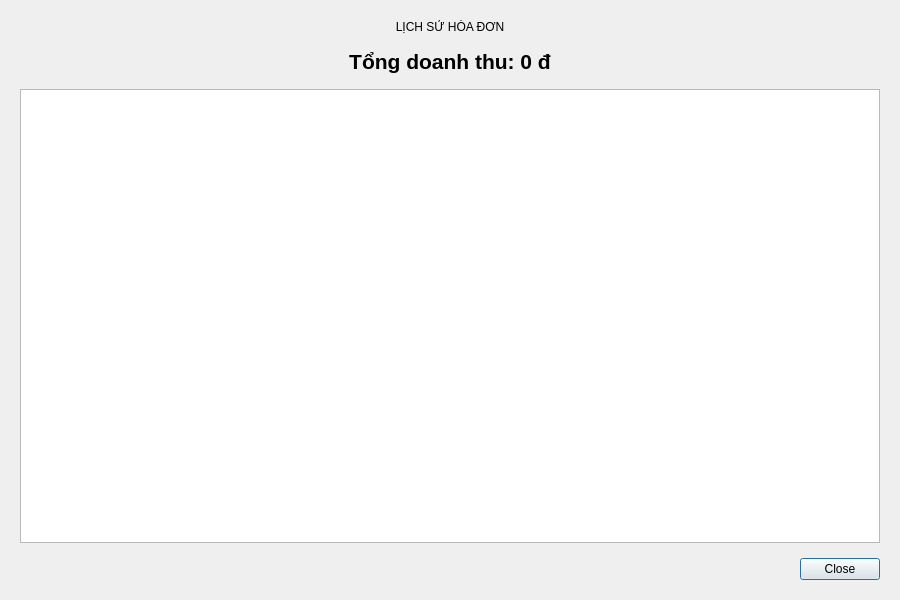
Old version of the form ThongKe.ui in the repository DuongNguyen0210/StoreProject.
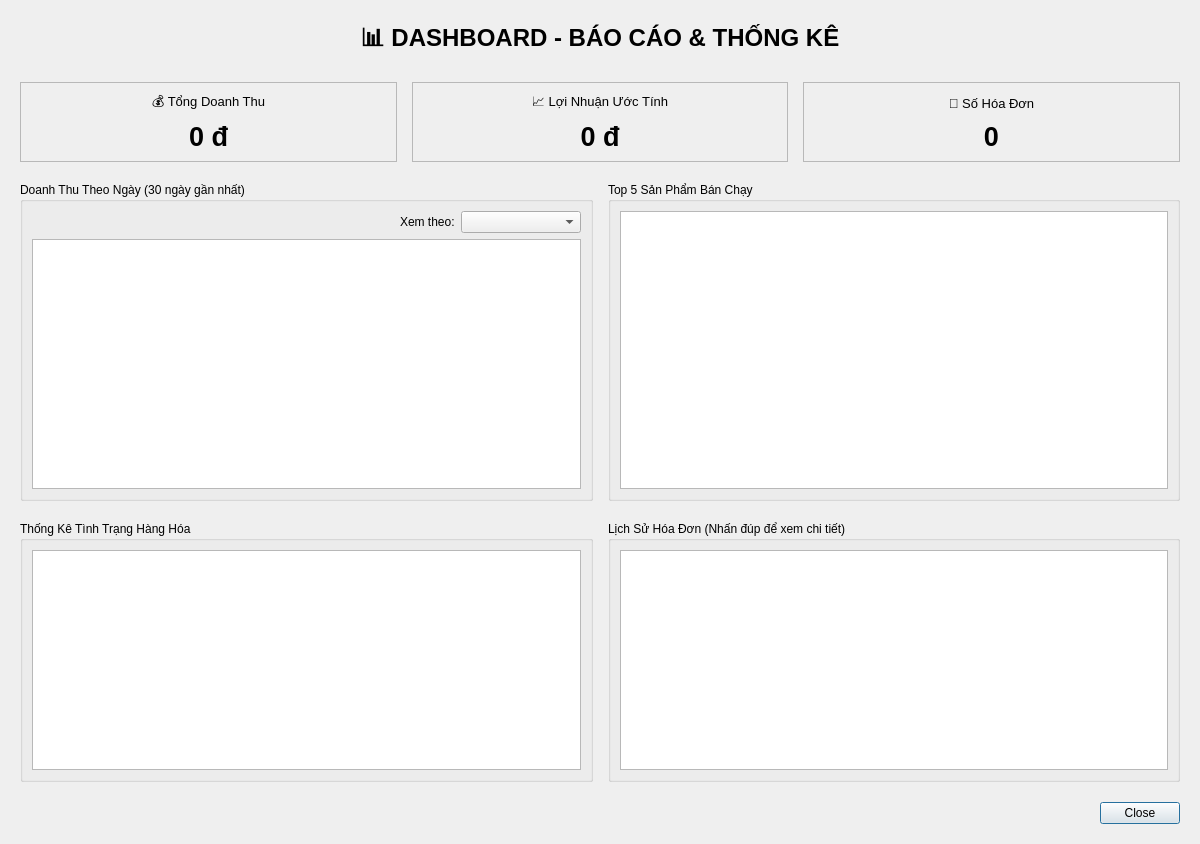
New version of the form. Icons and pictures are not drawn. Custom widgets are drawn as their Qt base class.

```diff
--- a/ThongKe.ui
+++ b/ThongKe.ui
@@ -6,8 +6,8 @@
    <rect>
     <x>0</x>
     <y>0</y>
-    <width>900</width>
-    <height>600</height>
+    <width>1200</width>
+    <height>844</height>
    </rect>
   </property>
   <property name="windowTitle">
@@ -19,7 +19,7 @@
   </property>
   <layout class="QVBoxLayout" name="verticalLayout">
    <property name="spacing">
-    <number>15</number>
+    <number>20</number>
    </property>
    <property name="leftMargin">
     <number>20</number>
@@ -35,24 +35,14 @@
    </property>
    <item>
     <widget class="QLabel" name="label">
-     <property name="text">
-      <string>LỊCH SỬ HÓA ĐƠN</string>
-     </property>
-     <property name="alignment">
-      <set>Qt::AlignmentFlag::AlignCenter</set>
-     </property>
-    </widget>
-   </item>
-   <item>
-    <widget class="QLabel" name="lblRevenue">
      <property name="font">
       <font>
-       <pointsize>16</pointsize>
+       <pointsize>18</pointsize>
        <bold>true</bold>
       </font>
      </property>
      <property name="text">
-      <string>Tổng doanh thu: 0 đ</string>
+      <string>📊 DASHBOARD - BÁO CÁO &amp; THỐNG KÊ</string>
      </property>
      <property name="alignment">
       <set>Qt::AlignmentFlag::AlignCenter</set>
@@ -60,20 +50,267 @@
     </widget>
    </item>
    <item>
-    <widget class="QTableView" name="billHistoryTable">
-     <property name="alternatingRowColors">
-      <bool>true</bool>
+    <layout class="QHBoxLayout" name="kpiLayout">
+     <property name="spacing">
+      <number>15</number>
      </property>
-     <attribute name="horizontalHeaderMinimumSectionSize">
-      <number>50</number>
-     </attribute>
-     <attribute name="verticalHeaderMinimumSectionSize">
-      <number>50</number>
-     </attribute>
-     <attribute name="verticalHeaderDefaultSectionSize">
-      <number>50</number>
-     </attribute>
-    </widget>
+     <item>
+      <widget class="QFrame" name="frameRevenue">
+       <property name="frameShape">
+        <enum>QFrame::Shape::StyledPanel</enum>
+       </property>
+       <property name="frameShadow">
+        <enum>QFrame::Shadow::Raised</enum>
+       </property>
+       <layout class="QVBoxLayout" name="verticalLayout_2">
+        <item>
+         <widget class="QLabel" name="lblRevenueTit">
+          <property name="font">
+           <font>
+            <pointsize>10</pointsize>
+           </font>
+          </property>
+          <property name="text">
+           <string>💰 Tổng Doanh Thu</string>
+          </property>
+          <property name="alignment">
+           <set>Qt::AlignmentFlag::AlignCenter</set>
+          </property>
+         </widget>
+        </item>
+        <item>
+         <widget class="QLabel" name="lblRevenue">
+          <property name="font">
+           <font>
+            <pointsize>20</pointsize>
+            <bold>true</bold>
+           </font>
+          </property>
+          <property name="text">
+           <string>0 đ</string>
+          </property>
+          <property name="alignment">
+           <set>Qt::AlignmentFlag::AlignCenter</set>
+          </property>
+         </widget>
+        </item>
+       </layout>
+      </widget>
+     </item>
+     <item>
+      <widget class="QFrame" name="frameProfit">
+       <property name="frameShape">
+        <enum>QFrame::Shape::StyledPanel</enum>
+       </property>
+       <property name="frameShadow">
+        <enum>QFrame::Shadow::Raised</enum>
+       </property>
+       <layout class="QVBoxLayout" name="verticalLayout_3">
+        <item>
+         <widget class="QLabel" name="lblProfitTitle">
+          <property name="font">
+           <font>
+            <pointsize>10</pointsize>
+           </font>
+          </property>
+          <property name="text">
+           <string>📈 Lợi Nhuận Ước Tính</string>
+          </property>
+          <property name="alignment">
+           <set>Qt::AlignmentFlag::AlignCenter</set>
+          </property>
+         </widget>
+        </item>
+        <item>
+         <widget class="QLabel" name="lblProfit">
+          <property name="font">
+           <font>
+            <pointsize>20</pointsize>
+            <bold>true</bold>
+           </font>
+          </property>
+          <property name="text">
+           <string>0 đ</string>
+          </property>
+          <property name="alignment">
+           <set>Qt::AlignmentFlag::AlignCenter</set>
+          </property>
+         </widget>
+        </item>
+       </layout>
+      </widget>
+     </item>
+     <item>
+      <widget class="QFrame" name="frameBills">
+       <property name="frameShape">
+        <enum>QFrame::Shape::StyledPanel</enum>
+       </property>
+       <property name="frameShadow">
+        <enum>QFrame::Shadow::Raised</enum>
+       </property>
+       <layout class="QVBoxLayout" name="verticalLayout_4">
+        <item>
+         <widget class="QLabel" name="lblBillsTitle">
+          <property name="font">
+           <font>
+            <pointsize>10</pointsize>
+           </font>
+          </property>
+          <property name="text">
+           <string>🧾 Số Hóa Đơn</string>
+          </property>
+          <property name="alignment">
+           <set>Qt::AlignmentFlag::AlignCenter</set>
+          </property>
+         </widget>
+        </item>
+        <item>
+         <widget class="QLabel" name="lblBillCount">
+          <property name="font">
+           <font>
+            <pointsize>20</pointsize>
+            <bold>true</bold>
+           </font>
+          </property>
+          <property name="text">
+           <string>0</string>
+          </property>
+          <property name="alignment">
+           <set>Qt::AlignmentFlag::AlignCenter</set>
+          </property>
+         </widget>
+        </item>
+       </layout>
+      </widget>
+     </item>
+    </layout>
+   </item>
+   <item>
+    <layout class="QHBoxLayout" name="chartsLayout">
+     <property name="spacing">
+      <number>15</number>
+     </property>
+     <item>
+      <widget class="QGroupBox" name="groupRevenue">
+       <property name="title">
+        <string>Doanh Thu Theo Ngày (30 ngày gần nhất)</string>
+       </property>
+       <layout class="QVBoxLayout" name="verticalLayout_5">
+        <item>
+         <layout class="QHBoxLayout" name="horizontalLayout_Revenue">
+          <item>
+           <spacer name="horizontalSpacer_Revenue">
+            <property name="orientation">
+             <enum>Qt::Orientation::Horizontal</enum>
+            </property>
+            <property name="sizeHint" stdset="0">
+             <size>
+              <width>40</width>
+              <height>20</height>
+             </size>
+            </property>
+           </spacer>
+          </item>
+          <item>
+           <widget class="QLabel" name="label_RevenueTimeframe">
+            <property name="text">
+             <string>Xem theo:</string>
+            </property>
+           </widget>
+          </item>
+          <item>
+           <widget class="QComboBox" name="cboRevenueTimeframe">
+            <property name="minimumSize">
+             <size>
+              <width>120</width>
+              <height>0</height>
+             </size>
+            </property>
+           </widget>
+          </item>
+         </layout>
+        </item>
+        <item>
+         <widget class="QChartView" name="chartRevenue">
+          <property name="minimumSize">
+           <size>
+            <width>0</width>
+            <height>250</height>
+           </size>
+          </property>
+         </widget>
+        </item>
+       </layout>
+      </widget>
+     </item>
+     <item>
+      <widget class="QGroupBox" name="groupTop5">
+       <property name="title">
+        <string>Top 5 Sản Phẩm Bán Chạy</string>
+       </property>
+       <layout class="QVBoxLayout" name="verticalLayout_6">
+        <item>
+         <widget class="QChartView" name="chartTop5">
+          <property name="minimumSize">
+           <size>
+            <width>0</width>
+            <height>250</height>
+           </size>
+          </property>
+         </widget>
+        </item>
+       </layout>
+      </widget>
+     </item>
+    </layout>
+   </item>
+   <item>
+    <layout class="QHBoxLayout" name="bottomLayout">
+     <property name="spacing">
+      <number>15</number>
+     </property>
+     <item>
+      <widget class="QGroupBox" name="groupWarnings">
+       <property name="title">
+        <string>Thống Kê Tình Trạng Hàng Hóa</string>
+       </property>
+       <layout class="QVBoxLayout" name="verticalLayout_7">
+        <item>
+         <widget class="QChartView" name="chartWarnings">
+          <property name="minimumSize">
+           <size>
+            <width>0</width>
+            <height>200</height>
+           </size>
+          </property>
+         </widget>
+        </item>
+       </layout>
+      </widget>
+     </item>
+     <item>
+      <widget class="QGroupBox" name="groupBills">
+       <property name="title">
+        <string>Lịch Sử Hóa Đơn (Nhấn đúp để xem chi tiết)</string>
+       </property>
+       <layout class="QVBoxLayout" name="verticalLayout_8">
+        <item>
+         <widget class="QTableView" name="billHistoryTable">
+          <property name="minimumSize">
+           <size>
+            <width>0</width>
+            <height>200</height>
+           </size>
+          </property>
+          <property name="alternatingRowColors">
+           <bool>true</bool>
+          </property>
+         </widget>
+        </item>
+       </layout>
+      </widget>
+     </item>
+    </layout>
    </item>
    <item>
     <widget class="QDialogButtonBox" name="buttonBox">
@@ -87,6 +324,13 @@
    </item>
   </layout>
  </widget>
+ <customwidgets>
+  <customwidget>
+   <class>QChartView</class>
+   <extends>QGraphicsView</extends>
+   <header>QtCharts/QChartView</header>
+  </customwidget>
+ </customwidgets>
  <resources>
   <include location="Resource.qrc"/>
  </resources>
```
Left out of the diff: 2 changed lines with no effect on the pictures.
